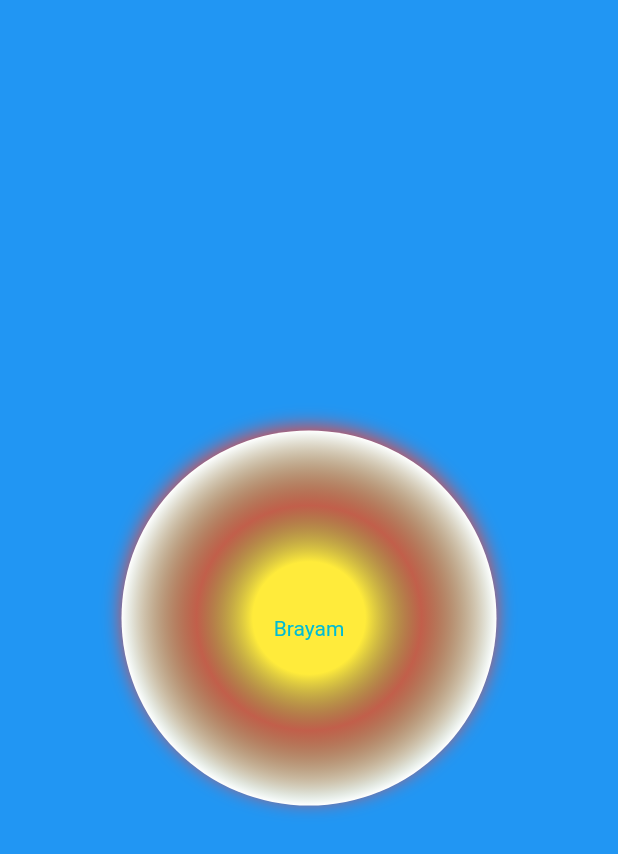
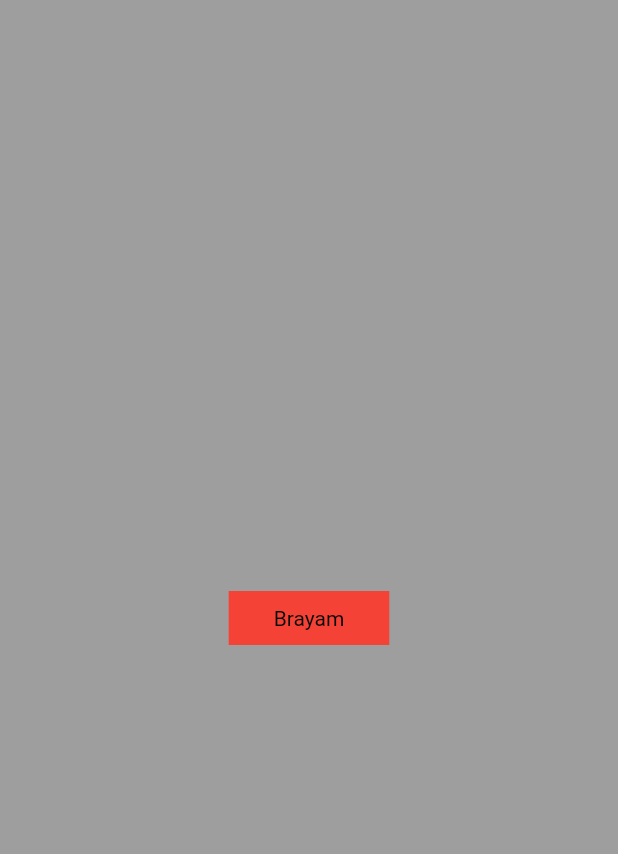
Before and after one commit to brayamhuaman/cfu, a Flutter app: the screen it shows after launch, on a phone screen of 412 x 824 dp. Shown: the top 854 px of the screen. Run offline on Flutter 3.47's test engine with Material 3 defaults, Android fonts, the phone set to English and light mode, and no system bars.

Commit message:
container final version

```diff
--- a/lib/widgets/container.dart
+++ b/lib/widgets/container.dart
@@ -7,54 +7,30 @@ class MyContainer extends StatelessWidget{
   @override
   Widget build(BuildContext context) {
     return Container(
-      color: Colors.blue,
+      color: Colors.grey,
+      alignment: Alignment.center,
       child: DefaultTextStyle(
         style: TextStyle(),
-        child: Center(
-          child:  Container(
-            width: 250,
-            height: 250,
-            alignment: Alignment.bottomCenter,
-            decoration: BoxDecoration(
-            color: Colors.orange,
-            shape: BoxShape.circle,
-            gradient: RadialGradient(
-              colors:[
-                Colors.yellow,
-                Colors.green.withOpacity(0.2),
-                Colors.white,
-              ],
-              stops: [
-                0.3,
-                0.6,
-                1,
-              ],
-            ),
-            boxShadow: [
+         child: Container(
 
-              BoxShadow(
-                color: Colors.red.withOpacity(
-                  0.9,
-                ),
-                blurRadius: 10,
-                offset: Offset(0,-3),
+            color: Colors.red,
+            margin: EdgeInsets.symmetric(
+            horizontal: 10,
+            vertical: 50,
               ),
-            ],
-            ),
-
             padding: EdgeInsets.symmetric(
-              horizontal: 20,
-              vertical: 110,
+              horizontal: 30,
+              vertical: 10,
               ),
             child: Text(
               "Brayam",
             style: TextStyle(
-              color: Colors.cyan,
+              color: Colors.black,
             )
             ),
-          ) ,
+          ),
         ),
-      ),
+
     );
   }
 
```
